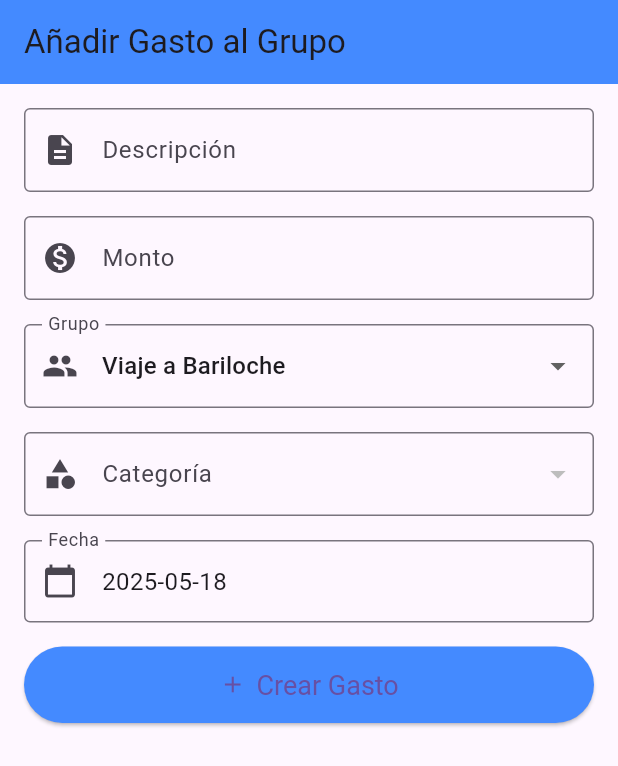
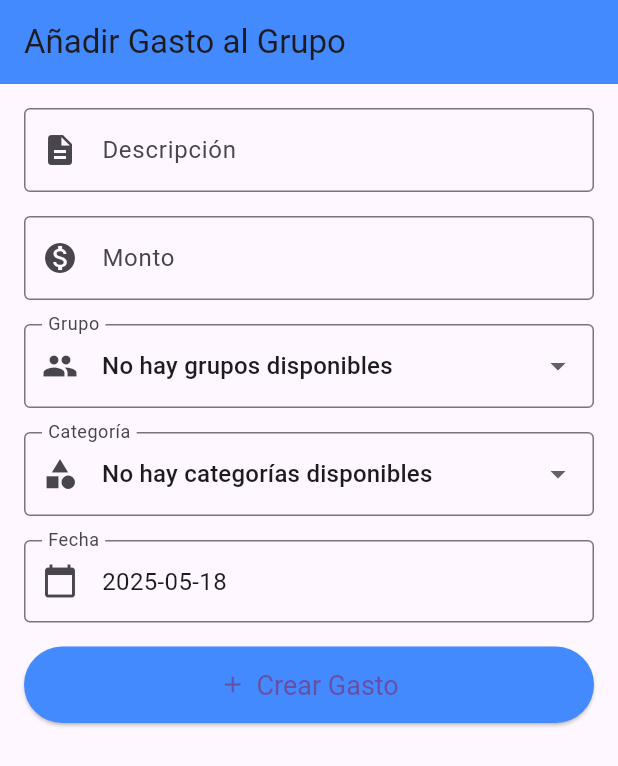
Before and after one commit to GReskin/TP3-Grupo8, a Flutter app: the CrearGastoGrupo screen opened by its route, after a tap on "Crear Gasto", on a phone screen of 412 x 824 dp. Shown: the top 766 px of the screen. Run offline on Flutter 3.47's test engine with Material 3 defaults, Android fonts, the phone set to English and light mode, and no system bars; our stand-ins replace fl_chart, go_router, shared_preferences; accounts and stored records are empty; network calls fail.

Commit message:
implementacion grupo provider

```diff
--- a/Frontend/lib/screens/crearGastoGrupo.dart
+++ b/Frontend/lib/screens/crearGastoGrupo.dart
@@ -1,6 +1,6 @@
-import 'dart:convert';
 import 'package:flutter/material.dart';
-import 'package:http/http.dart' as http;
+import 'package:provider/provider.dart';
+import 'package:app_gastos_tp3_grupo8/providers/grupoProvider.dart';
 
 class CrearGastoGrupo extends StatefulWidget {
   @override
@@ -12,56 +12,53 @@ class _CrearGastoGrupoState extends State<CrearGastoGrupo> {
   final _montoController = TextEditingController();
   DateTime _fecha = DateTime.now();
 
-  int _idcategoria = 1;
-  int _idgrupo = 1;
-
-  List<dynamic> _categorias = [];
-  List<Map<String, dynamic>> _grupos = [
-    {'id': 1, 'nombre': 'Viaje a Bariloche'},
-    {'id': 2, 'nombre': 'Cumpleaños de Ana'},
-    {'id': 3, 'nombre': 'Proyecto Universidad'},
-  ];
+  int? _idcategoria;
+  int? _idgrupo;
 
   @override
   void initState() {
     super.initState();
-    _fetchCategorias();
+    Future.microtask(() {
+      final provider = Provider.of<GrupoProvider>(context, listen: false);
+      provider.fetchCategorias();
+      provider.fetchGrupos().then((_) {
+        // Inicializamos el grupo y categoría si están vacíos
+        if (provider.grupos.isNotEmpty && _idgrupo == null) {
+          setState(() {
+            _idgrupo = provider.grupos[0]['id'];
+          });
         }
-
-  Future<void> _fetchCategorias() async {
-    final response = await http.get(
-      Uri.parse('http://10.0.2.2:3000/api/categorias'),
-    );
-
-    if (response.statusCode == 200) {
+        if (provider.categorias.isNotEmpty && _idcategoria == null) {
           setState(() {
-        _categorias = jsonDecode(response.body);
+            _idcategoria = provider.categorias[0]['id'];
           });
-    } else {
-      print("Error al cargar categorías");
         }
+      });
+    });
   }
 
   Future<void> _crearGastoGrupo() async {
-    final gastoData = {
-      'descripcion': _descripcionController.text,
-      'monto': double.tryParse(_montoController.text) ?? 0.0,
-      'fecha': _fecha.toIso8601String().substring(0, 10),
-      'idcategoria': _idcategoria,
-      'idgrupo': _idgrupo,
-    };
+    final provider = Provider.of<GrupoProvider>(context, listen: false);
 
-    final response = await http.post(
-      Uri.parse('http://10.0.2.2:3000/api/gastos-grupo'),
-      headers: {'Content-Type': 'application/json'},
-      body: jsonEncode(gastoData),
+    if (_idgrupo == null || _idcategoria == null) {
+      // No hay grupo o categoría seleccionada
+      print("Debe seleccionar grupo y categoría");
+      return;
+    }
+
+    final success = await provider.crearGastoGrupo(
+      descripcion: _descripcionController.text,
+      monto: double.tryParse(_montoController.text) ?? 0.0,
+      fecha: _fecha,
+      idcategoria: _idcategoria!,
+      idgrupo: _idgrupo!,
     );
 
-    if (response.statusCode == 201) {
+    if (success) {
       print("Gasto de grupo creado exitosamente");
       Navigator.pop(context);
     } else {
-      print("Error al crear el gasto: ${response.body}");
+      print("Error al crear el gasto");
     }
   }
 
@@ -89,7 +86,31 @@ class _CrearGastoGrupoState extends State<CrearGastoGrupo> {
       ),
       body: Padding(
         padding: const EdgeInsets.all(16.0),
-        child: ListView(
+        child: Consumer<GrupoProvider>(
+          builder: (context, provider, child) {
+            final grupos = provider.grupos;
+            final categorias = provider.categorias;
+
+            // Validar que el _idgrupo esté en la lista de grupos
+            if (_idgrupo != null && !grupos.any((g) => g['id'] == _idgrupo)) {
+              WidgetsBinding.instance.addPostFrameCallback((_) {
+                setState(() {
+                  _idgrupo = null;
+                });
+              });
+            }
+
+            // Validar que el _idcategoria esté en la lista de categorias
+            if (_idcategoria != null &&
+                !categorias.any((c) => c['id'] == _idcategoria)) {
+              WidgetsBinding.instance.addPostFrameCallback((_) {
+                setState(() {
+                  _idcategoria = null;
+                });
+              });
+            }
+
+            return ListView(
               children: [
                 TextField(
                   controller: _descripcionController,
@@ -111,7 +132,7 @@ class _CrearGastoGrupoState extends State<CrearGastoGrupo> {
                 ),
                 SizedBox(height: 16.0),
 
-            // Grupo selector
+                // Selector de grupo (usando provider.grupos)
                 DropdownButtonFormField<int>(
                   value: _idgrupo,
                   decoration: InputDecoration(
@@ -121,19 +142,33 @@ class _CrearGastoGrupoState extends State<CrearGastoGrupo> {
                   ),
                   onChanged: (int? newValue) {
                     setState(() {
-                  _idgrupo = newValue!;
+                      _idgrupo = newValue;
                     });
                   },
-              items: _grupos.map((grupo) {
+                  hint: Text(
+                    grupos.isEmpty
+                        ? 'No hay grupos disponibles'
+                        : 'Seleccione un grupo',
+                  ),
+
+                  items:
+                      grupos.isNotEmpty
+                          ? grupos.map<DropdownMenuItem<int>>((grupo) {
                             return DropdownMenuItem<int>(
                               value: grupo['id'],
                               child: Text(grupo['nombre']),
                             );
-              }).toList(),
+                          }).toList()
+                          : [
+                            DropdownMenuItem(
+                              value: null,
+                              child: Text('No hay grupos disponibles'),
+                            ),
+                          ],
                 ),
                 SizedBox(height: 16.0),
 
-            // Categoría selector
+                // Selector de categoría desde el provider
                 DropdownButtonFormField<int>(
                   value: _idcategoria,
                   decoration: InputDecoration(
@@ -143,19 +178,27 @@ class _CrearGastoGrupoState extends State<CrearGastoGrupo> {
                   ),
                   onChanged: (int? newValue) {
                     setState(() {
-                  _idcategoria = newValue!;
+                      _idcategoria = newValue;
                     });
                   },
-              items: _categorias.map<DropdownMenuItem<int>>((categoria) {
+                  items:
+                      categorias.isNotEmpty
+                          ? categorias.map<DropdownMenuItem<int>>((categoria) {
                             return DropdownMenuItem<int>(
                               value: categoria['id'],
                               child: Text(categoria['nombre']),
                             );
-              }).toList(),
+                          }).toList()
+                          : [
+                            DropdownMenuItem(
+                              value: null,
+                              child: Text('No hay categorías disponibles'),
+                            ),
+                          ],
                 ),
                 SizedBox(height: 16.0),
 
-            // Fecha selector
+                // Selector de fecha
                 GestureDetector(
                   onTap: () => _selectFecha(context),
                   child: InputDecorator(
@@ -183,6 +226,8 @@ class _CrearGastoGrupoState extends State<CrearGastoGrupo> {
                   ),
                 ),
               ],
+            );
+          },
         ),
       ),
     );
```
Also changed, not shown: Frontend/lib/main.dart (+5 -4 lines), Frontend/lib/providers/grupoProvider.dart (added, +162 -0 lines), Frontend/lib/screens/crearGrupo.dart (+110 -91 lines), 3 other files. Lines whose indentation alone changed are shown as unchanged.
